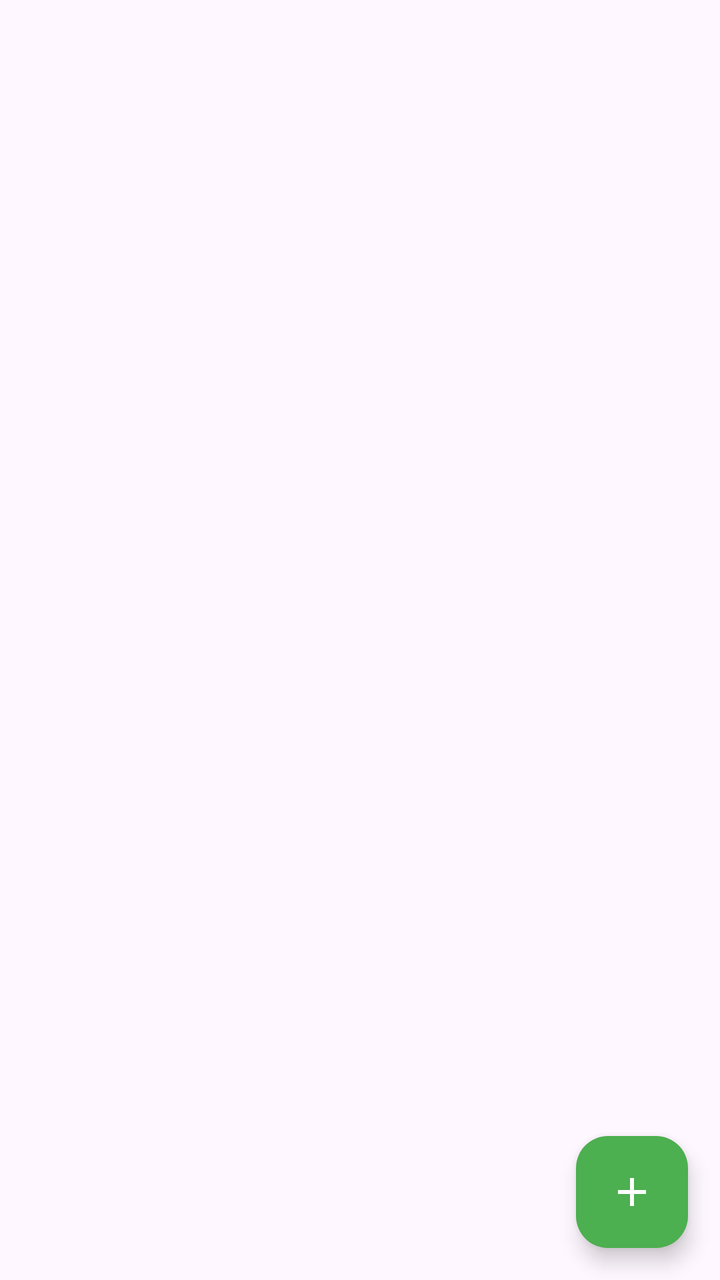
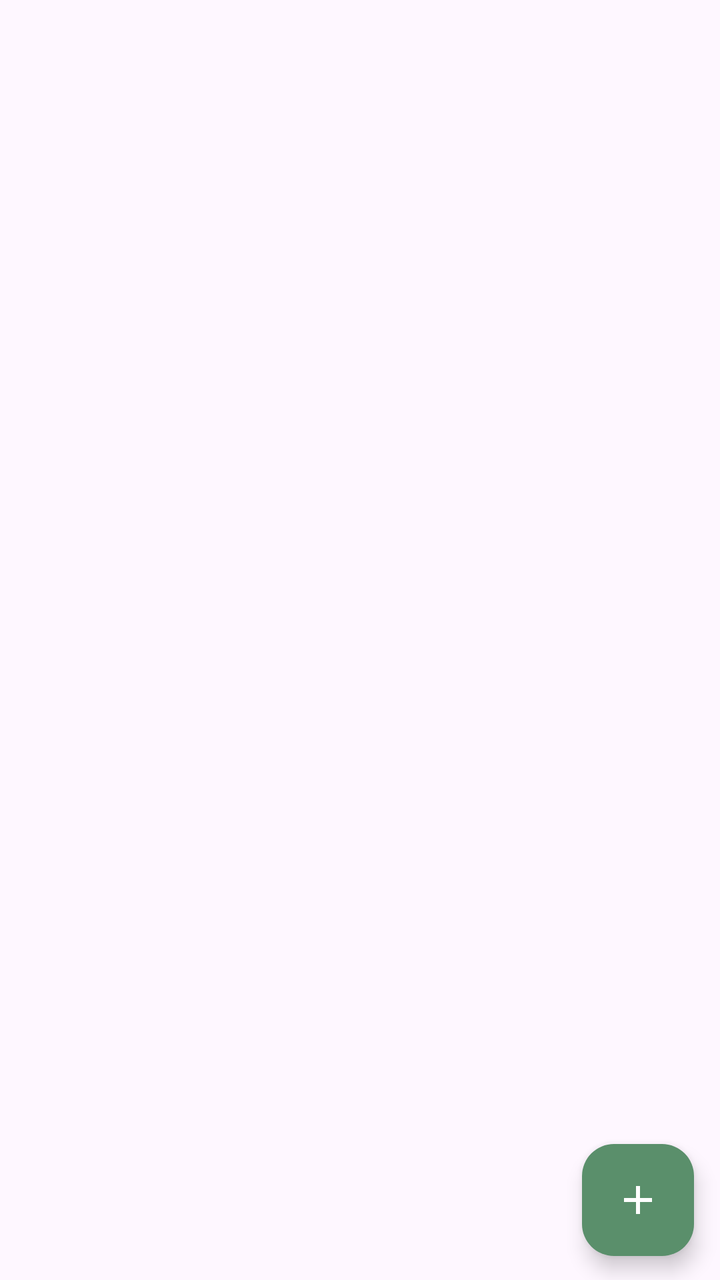

An Android layout rendered at two revisions. The XML below is the earlier revision; the diff shows what the commit changed to produce the second picture.
<!-- AndroidManifest.xml: application theme Theme.MainProj -->
<!-- res/layout/fragment_list.xml -->
<?xml version="1.0" encoding="utf-8"?>
<FrameLayout xmlns:android="http://schemas.android.com/apk/res/android"
    android:layout_width="match_parent"
    android:layout_height="match_parent">

    <androidx.recyclerview.widget.RecyclerView
        android:id="@+id/recyclerViewList"
        android:layout_width="match_parent"
        android:layout_height="match_parent"
        android:padding="16dp"
        android:clipToPadding="false"/>

    <com.google.android.material.floatingactionbutton.FloatingActionButton
        android:id="@+id/fabAdd"
        android:layout_width="wrap_content"
        android:layout_height="wrap_content"
        android:layout_gravity="bottom|end"
        android:layout_margin="16dp"
        android:src="@drawable/ic_add"
        android:contentDescription="Add item"
        app:backgroundTint="@color/colorAddFab"
        app:tint="@color/white"
        xmlns:app="http://schemas.android.com/apk/res-auto"/>

</FrameLayout>
<!-- resources referenced by this layout -->
<resources>
  <color name="colorAddFab">#4CAF50</color>
  <color name="white">#FFFFFFFF</color>
  <!-- drawable ic_add (drawable) -->
  <?xml version="1.0" encoding="utf-8"?>
  <vector xmlns:android="http://schemas.android.com/apk/res/android"
      android:width="24dp"
      android:height="24dp"
      android:viewportWidth="24"
      android:viewportHeight="24"
      android:tint="@color/white">
      <path
          android:fillColor="#FFFFFFFF"
          android:pathData="M19,13h-6v6h-2v-6H5v-2h6V5h2v6h6v2z"/>
  </vector>
  <style name="Theme.MainProj" parent="Theme.Material3.DayNight.NoActionBar">
              <item name="inputStrokeColor">@color/input_stroke_color_light</item>
              <item name="buttonPrimary">@color/button_primary_light</item>
              <item name="textSecondary">@color/text_secondary_light</item>
  
              <item name="buttonGoogleBg">@color/button_google_bg_light</item>
              <item name="buttonGoogleText">@color/button_google_text_light</item>
              <item name="buttonGoogleStroke">@color/button_google_stroke_light</item>
          </style>
  <color name="input_stroke_color_light">#667eea</color>
  <color name="button_primary_light">#667eea</color>
  <color name="text_secondary_light">#666666</color>
  <color name="button_google_bg_light">#FFFFFF</color>
  <color name="button_google_text_light">#333333</color>
  <color name="button_google_stroke_light">#e0e0e0</color>
</resources>

<!-- the commit's change to res/layout/fragment_list.xml (unified diff, before → after) -->
@@ -15,7 +15,8 @@
         android:layout_width="wrap_content"
         android:layout_height="wrap_content"
         android:layout_gravity="bottom|end"
-        android:layout_margin="16dp"
+        android:layout_marginEnd="13dp"
+        android:layout_marginBottom="12dp"
         android:src="@drawable/ic_add"
         android:contentDescription="Add item"
         app:backgroundTint="@color/colorAddFab"
<!-- resource entries referenced after the edit -->
@@ -1,6 +1,6 @@
 <!-- resources referenced by this layout -->
 <resources>
-  <color name="colorAddFab">#4CAF50</color>
+  <color name="colorAddFab">#5A8F6B</color>
   <color name="white">#FFFFFFFF</color>
   <!-- drawable ic_add (drawable) -->
   <?xml version="1.0" encoding="utf-8"?>
